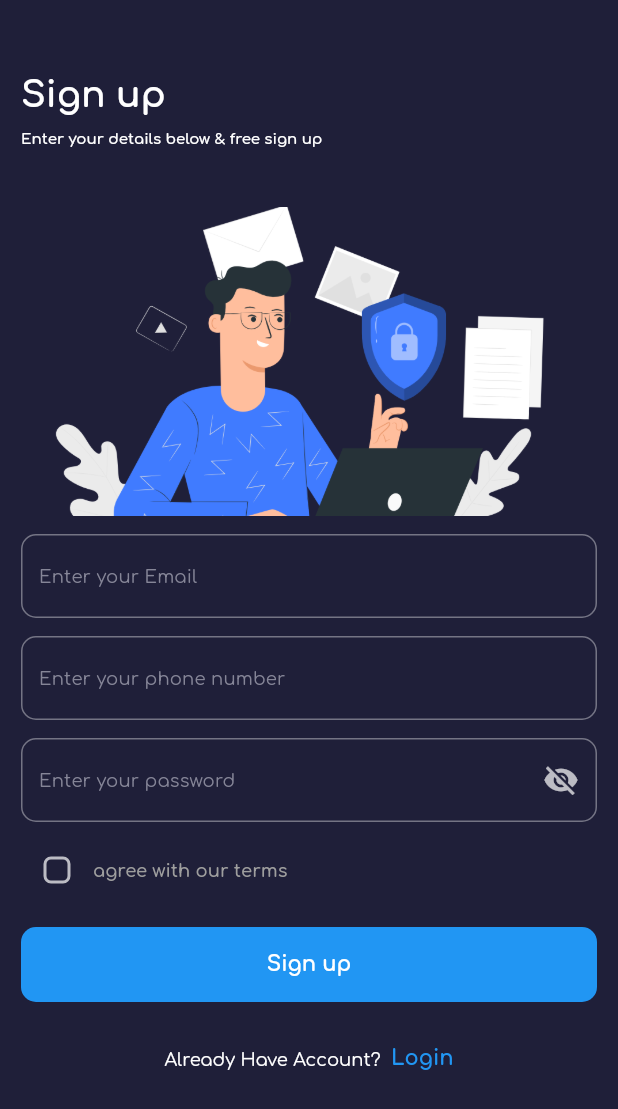
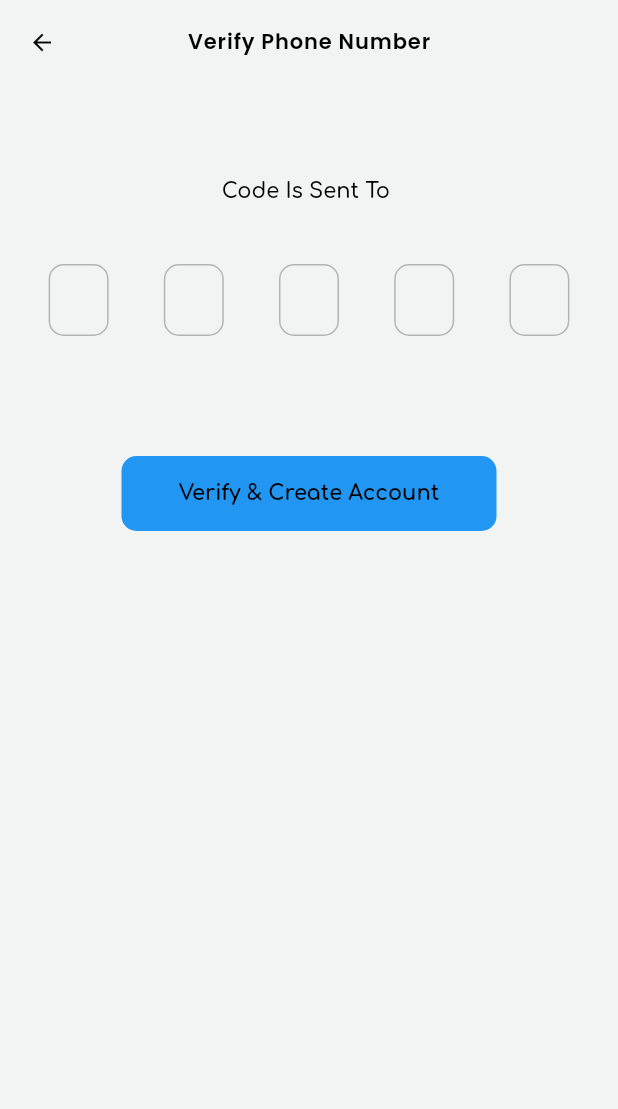
Before and after one commit to mahmoud-khaled19/online-learning-app, a Flutter app: the RegisterScreen screen opened directly, after a tap on "Sign up", on a phone screen of 412 x 824 dp. Shown: the top 1109 px of the screen. Run offline on Flutter 3.47's test engine with Material 2 defaults, Android fonts, the phone set to English and light mode, and no system bars; drawn by our look-alikes of otp_text_field; our stand-ins replace cloud_firestore, firebase_auth, firebase_core, flutter_bloc, google_fonts, hexcolor and 2 more; accounts and stored records are empty.

Commit message:
finish all veriy screens ui

```diff
--- a/lib/utils/strings_manager.dart
+++ b/lib/utils/strings_manager.dart
@@ -29,7 +29,6 @@ class AppStrings {
 
   /// hints
   static const String phoneHint = 'Enter your phone number';
-  static const String dateHint = 'sep 4, 1997';
   static const String nameHint = 'Enter your name ';
   static const String emailHint = 'Enter your Email ';
   static const String passwordHint = 'Enter your password';
--- a/lib/utils/theme_manager.dart
+++ b/lib/utils/theme_manager.dart
@@ -8,11 +8,12 @@ ThemeData getLightApplicationTheme() {
   return ThemeData(
       cardColor: ColorsManager.lightCardColor,
       appBarTheme: AppBarTheme(
+        centerTitle: true,
           titleTextStyle: GoogleFonts.poppins(
               color: Colors.black,
-              fontSize: AppSize.s16,
+              fontSize: AppSize.s14,
               letterSpacing: 0.6,
-              fontWeight: FontWeightManager.bold),
+              fontWeight: FontWeightManager.medium),
           backgroundColor: ColorsManager.lightScaffoldColor,
           elevation: 0,
           iconTheme: IconThemeData(color: Colors.black, size: AppSize.s18)),
--- a/lib/view/login_screen.dart
+++ b/lib/view/login_screen.dart
@@ -17,7 +17,7 @@ class LoginScreen extends StatelessWidget {
 
   @override
   Widget build(BuildContext context) {
-    return BlocBuilder<LoginCubit, LoginStateS>(
+    return BlocBuilder<LoginCubit, LoginStates>(
       builder: (context, state) {
         LoginCubit cubit = BlocProvider.of<LoginCubit>(context);
         double hSize = MediaQuery.of(context).size.height;
@@ -40,10 +40,10 @@ class LoginScreen extends StatelessWidget {
                     fontSize: AppSize.s10,
                     alignment: Alignment.centerLeft,
                   ),
-                  SizedBox(height: AppSize.s20),
+                  SizedBox(height: AppSize.s10),
                   Image.asset(
                     Assets.imagesLogin,
-                    height: hSize * 0.25,
+                    height: hSize * 0.2,
                     fit: BoxFit.cover,
                   ),
                   DefaultTextFormField(
--- a/lib/view/on_boarding_screen.dart
+++ b/lib/view/on_boarding_screen.dart
@@ -34,6 +34,8 @@ class _OnBoardingViewState extends State<OnBoardingView>
     ).animate(CurvedAnimation(
         parent: OnBoardingViewModel.animationController, curve: Curves.easeIn));
     super.initState();
+    OnBoardingViewModel.animationButton = CurvedAnimation(
+        parent: OnBoardingViewModel.animationController, curve: Curves.easeIn);
   }
 
   @override
--- /dev/null
+++ b/lib/view/phone_otp_screen.dart
@@ -0,0 +1,63 @@
+import 'package:flutter/material.dart';
+import 'package:online_learning_app/utils/global_methods.dart';
+import 'package:online_learning_app/utils/values_manager.dart';
+import 'package:online_learning_app/view/success_verify_screen.dart';
+import 'package:online_learning_app/widgets/default_custom_text.dart';
+import 'package:otp_text_field/otp_text_field.dart';
+import 'package:otp_text_field/style.dart';
+import '../widgets/elevated_button_widget.dart';
+
+class PhoneOtpScreen extends StatelessWidget {
+  const PhoneOtpScreen({
+    Key? key,
+    required this.phoneNumber,
+    required this.email,
+    required this.name,
+  }) : super(key: key);
+  final String phoneNumber;
+  final String email;
+  final String name;
+
+  @override
+  Widget build(BuildContext context) {
+    return Scaffold(
+      appBar: AppBar(
+        title: const Text('Verify Phone Number'),
+      ),
+      body: Padding(
+        padding: EdgeInsets.all(AppSize.s14),
+        child: Column(
+          children: [
+            SizedBox(
+              height: AppSize.s50,
+            ),
+            DefaultCustomText(text: 'Code Is Sent To $phoneNumber'),
+            SizedBox(
+              height: AppSize.s40,
+            ),
+            OTPTextField(
+              length: 5,
+              width: MediaQuery.sizeOf(context).width,
+              fieldWidth: 40,
+              style: const TextStyle(fontSize: 17),
+              textFieldAlignment: MainAxisAlignment.spaceAround,
+              fieldStyle: FieldStyle.box,
+              onCompleted: (pin) {},
+            ),
+            SizedBox(
+              height: AppSize.s80,
+            ),
+            DefaultButton(
+              text: 'Verify & Create Account',
+              width: AppSize.s250,
+              function: () {
+                GlobalMethods.navigateTo(context, const VerifySuccessScreen());
+              },
+              context: context,
+            )
+          ],
+        ),
+      ),
+    );
+  }
+}
--- a/lib/view/sign_up_screen.dart
+++ b/lib/view/sign_up_screen.dart
@@ -1,9 +1,11 @@
 import 'package:flutter/material.dart';
 import 'package:flutter_bloc/flutter_bloc.dart';
+import 'package:intl_phone_field/intl_phone_field.dart';
 import 'package:online_learning_app/generated/assets.dart';
 import 'package:online_learning_app/utils/global_methods.dart';
 import 'package:online_learning_app/utils/style_manager.dart';
 import 'package:online_learning_app/utils/values_manager.dart';
+import 'package:online_learning_app/view/phone_otp_screen.dart';
 import 'package:online_learning_app/widgets/elevated_button_widget.dart';
 import 'package:online_learning_app/widgets/text_form_field_widget.dart';
 import '../utils/strings_manager.dart';
@@ -42,10 +44,10 @@ class RegisterScreen extends StatelessWidget {
                     alignment: Alignment.centerLeft,
                     fontSize: AppSize.s10,
                   ),
-                  SizedBox(height: AppSize.s40),
+                  SizedBox(height: AppSize.s10),
                   Image.asset(
                     Assets.imagesSecure,
-                    height: hSize * 0.25,
+                    height: hSize * 0.2,
                     fit: BoxFit.cover,
                   ),
                   DefaultTextFormField(
@@ -57,15 +59,6 @@ class RegisterScreen extends StatelessWidget {
                     },
                   ),
                   DefaultTextFormField(
-                    textType: TextInputType.phone,
-                    controller: cubit.phoneController,
-                    hint: AppStrings.phoneHint,
-                    validate: (String? value) {
-                      return GlobalMethods.validate(
-                          AppStrings.phoneValidateMessage, value);
-                    },
-                  ),
-                  DefaultTextFormField(
                     keyboardAction: TextInputAction.done,
                     controller: cubit.passwordController,
                     hint: AppStrings.passwordHint,
@@ -73,10 +66,34 @@ class RegisterScreen extends StatelessWidget {
                       return GlobalMethods.validate(
                           AppStrings.passwordValidateMessage, value);
                     },
-                    suffixIcon:cubit.isVisible? Icons.visibility_off:Icons.visibility,
+                    suffixIcon: cubit.isVisible
+                        ? Icons.visibility_off
+                        : Icons.visibility,
                     isSecure: true,
                   ),
-                  SizedBox(height: AppSize.s8),
+                  DefaultTextFormField(
+                    controller: cubit.nameController,
+                    hint: AppStrings.nameHint,
+                    validate: (String? value) {
+                      return GlobalMethods.validate(
+                          AppStrings.emailValidateMessage, value);
+                    },
+                  ),
+                  SizedBox(height: AppSize.s12),
+                  IntlPhoneField(
+                    decoration: InputDecoration(
+                      labelText: AppStrings.phoneHint,
+                      labelStyle: Theme.of(context).textTheme.titleSmall,
+                      border: OutlineInputBorder(
+                        borderRadius: BorderRadius.circular(10),
+                      ),
+                    ),
+                    initialCountryCode: 'EG',
+                    onChanged: (phone) {
+                      phone.completeNumber;
+                      cubit.phoneController.text = phone.completeNumber;
+                    },
+                  ),
                   Row(
                     children: [
                       DefaultCheckBoxWidget(
@@ -92,10 +109,17 @@ class RegisterScreen extends StatelessWidget {
                       ),
                     ],
                   ),
-                  SizedBox(height: AppSize.s14),
                   DefaultButton(
                     text: AppStrings.register,
-                    function: () {},
+                    function: () {
+                      GlobalMethods.navigateTo(
+                          context,
+                          PhoneOtpScreen(
+                            phoneNumber: cubit.phoneController.text.trim(),
+                            email: cubit.emailController.text.trim(),
+                            name: cubit.nameController.text.trim(),
+                          ));
+                    },
                     context: context,
                     width: wSize * 0.7,
                   ),
--- a/lib/view_model/login_view_model/login_view_model_state.dart
+++ b/lib/view_model/login_view_model/login_view_model_state.dart
@@ -1,5 +1,25 @@
-abstract class LoginStateS {}
+abstract class LoginStates {}
 
-class LoginInitialState extends LoginStateS {}
+class LoginInitialState extends LoginStates {}
 
-class ChangeVisibilityState extends LoginStateS {}
+class ChangeVisibilityState extends LoginStates {}
+
+class ResetPasswordLoadingPassword extends LoginStates {}
+
+class ResetPasswordSuccessPassword extends LoginStates {}
+
+class SignInWithGoogleLoadingState extends LoginStates {}
+
+class SignInWithGoogleSuccessState extends LoginStates {}
+
+class SignInWithGoogleErrorState extends LoginStates {}
+
+class SignInWithGmailAndPasswordSuccessState extends LoginStates {}
+
+class SignInWithEmailAndPasswordLoadingState extends LoginStates {}
+
+class SignInWithEmailAndPasswordSuccessState extends LoginStates {}
+
+class SignInWithEmailAndPasswordErrorState extends LoginStates {}
+
+class SignOutSuccessState extends LoginStates {}
--- a/lib/view_model/on_boarding_view_model.dart
+++ b/lib/view_model/on_boarding_view_model.dart
@@ -27,4 +27,5 @@ abstract class OnBoardingViewModel {
   ];
   static late AnimationController animationController;
   static late Animation<TextStyle> animation;
+  static late Animation<double> animationButton;
 }
--- a/lib/view_model/register_view_model/register_states.dart
+++ b/lib/view_model/register_view_model/register_states.dart
@@ -5,3 +5,9 @@ class RegisterInitialState extends RegisterStates {}
 class ChangeKeepSignedUserState extends RegisterStates {}
 
 class ChangeVisibilityState extends RegisterStates {}
+
+class RegisterWithEmailAndPasswordLoadingState extends RegisterStates {}
+
+class RegisterWithEmailAndPasswordSuccessState extends RegisterStates {}
+
+class RegisterWithEmailAndPasswordErrorState extends RegisterStates {}
--- a/pubspec.yaml
+++ b/pubspec.yaml
@@ -36,6 +36,11 @@ dependencies:
   flutter_bloc: ^8.1.3
   cupertino_icons: ^1.0.6
   smooth_page_indicator: ^1.1.0
+  firebase_core: ^2.16.0
+  firebase_auth: ^4.10.0
+  cloud_firestore: ^4.9.2
+  intl_phone_field: ^3.2.0
+  otp_text_field: ^1.1.3
 
 dev_dependencies:
   flutter_test:
```
Also changed, not shown: lib/main.dart (+11 -2 lines), lib/view/success_verify_screen.dart (+30 -13 lines), lib/view_model/login_view_model/login_view_model_cubit.dart (+50 -3 lines), lib/view_model/register_view_model/register_cubit.dart (+34 -0 lines), lib/firebase_options.dart (added), pubspec.lock, 9 other files.
